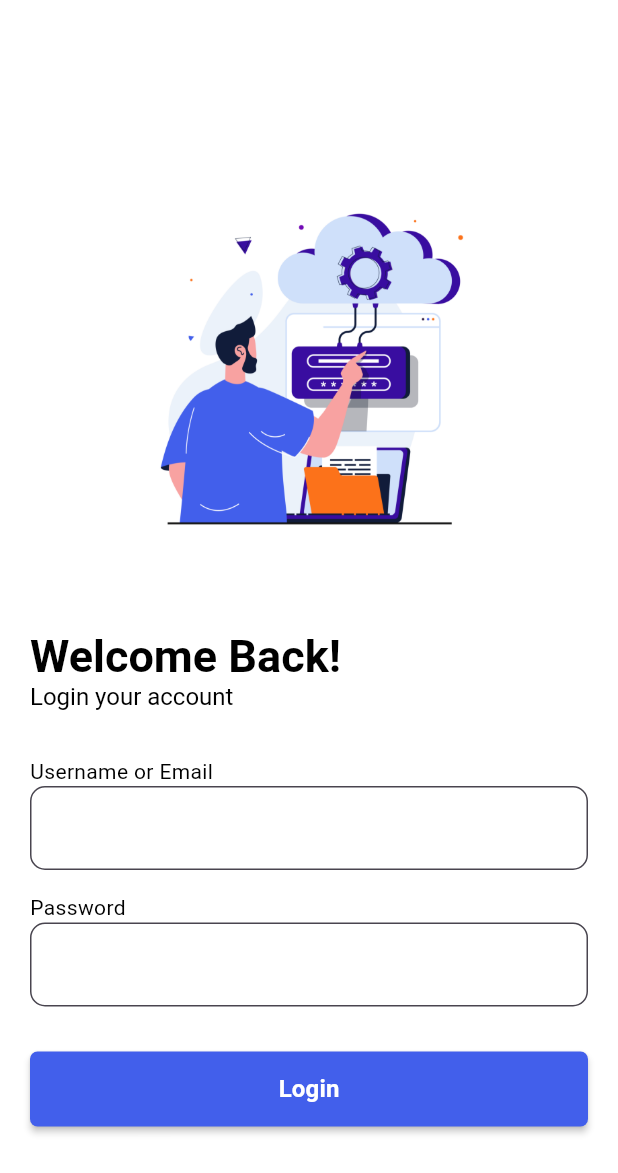
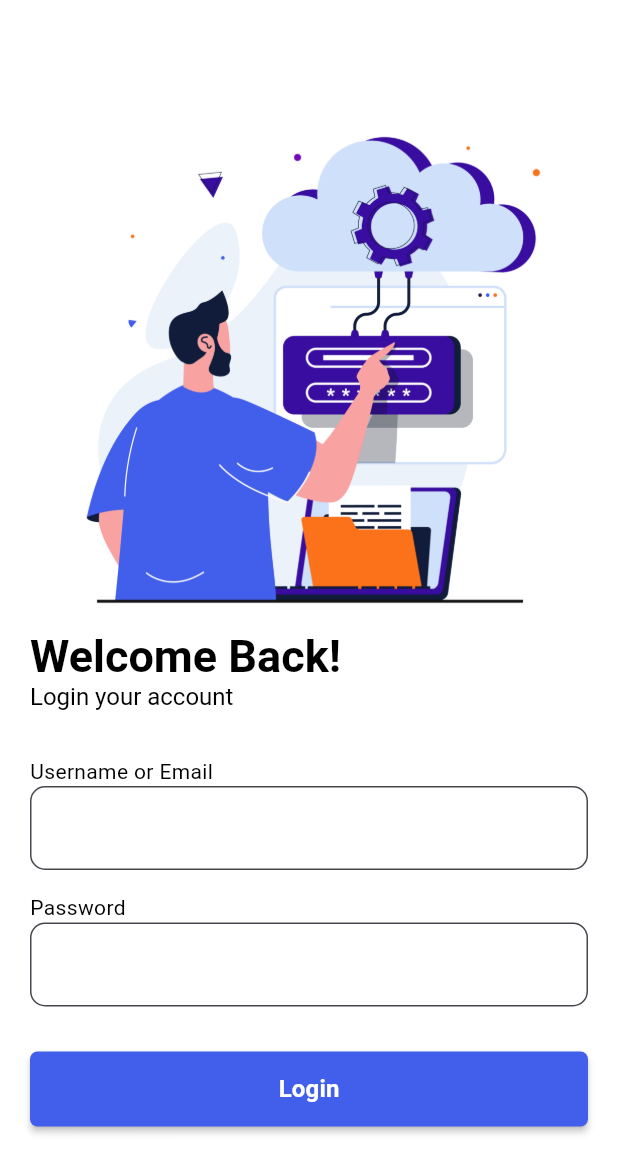
Before and after one commit to najeebnaju512/website_study, a Flutter app: the screen it shows after launch, on a phone screen of 412 x 824 dp. Shown: the top 1173 px of the screen. Run offline on Flutter 3.47's test engine with Material 3 defaults, Android fonts, the phone set to English and light mode, and no system bars; our stand-ins replace dio, get, go_router, google_fonts, shared_preferences, url_strategy.

Commit message:
inor edit in login page ui

```diff
--- a/lib/screen/students/login/responsive/desktop_login.dart
+++ b/lib/screen/students/login/responsive/desktop_login.dart
@@ -27,7 +27,7 @@ class LoginDesktop extends StatelessWidget {
                   width: size.width * .45,
                   decoration: const BoxDecoration(
                       image: DecorationImage(
-                          image: AssetImage("asset/image/loginbk.jpg"))),
+                          image: AssetImage("asset/image/loginbk.jpg"),fit: BoxFit.cover)),
                 ),
                 SizedBox(
                   height: size.width * .3,
--- a/lib/screen/students/login/responsive/mobile_login.dart
+++ b/lib/screen/students/login/responsive/mobile_login.dart
@@ -31,7 +31,7 @@ class LoginMobile extends StatelessWidget {
                       width: 350,
                       decoration: const BoxDecoration(
                           image: DecorationImage(
-                              image: AssetImage("asset/image/loginbk.jpg"))),
+                              image: AssetImage("asset/image/loginbk.jpg"),fit: BoxFit.cover)),
                     ),
                   ),
                   RichText(
```
